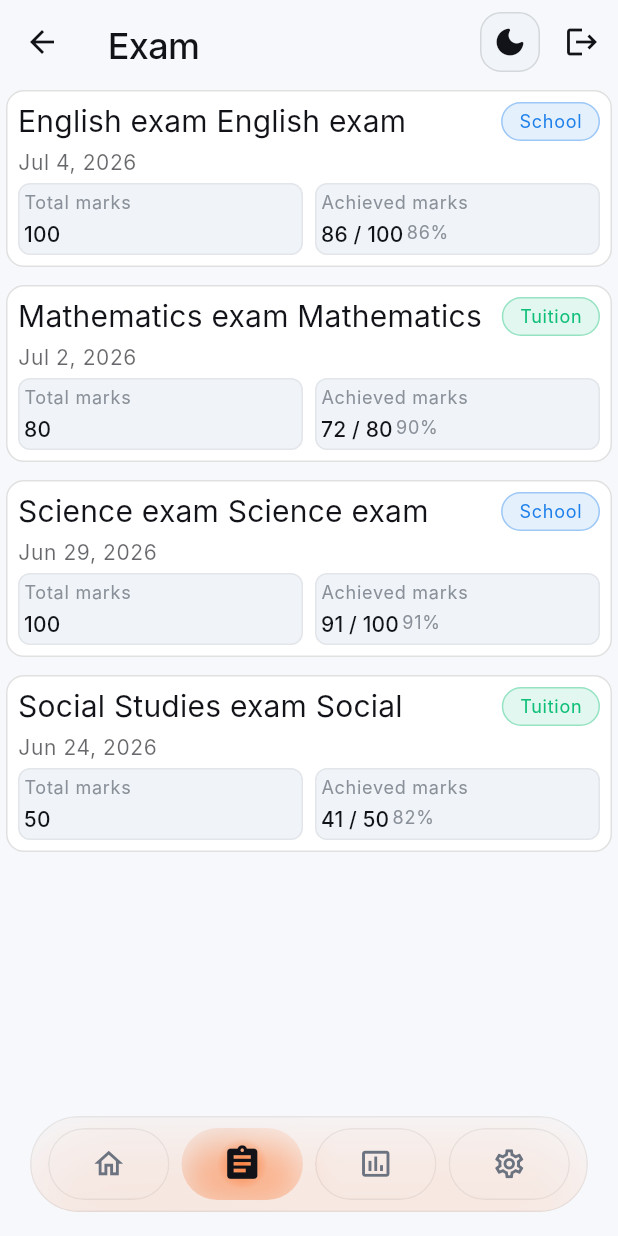
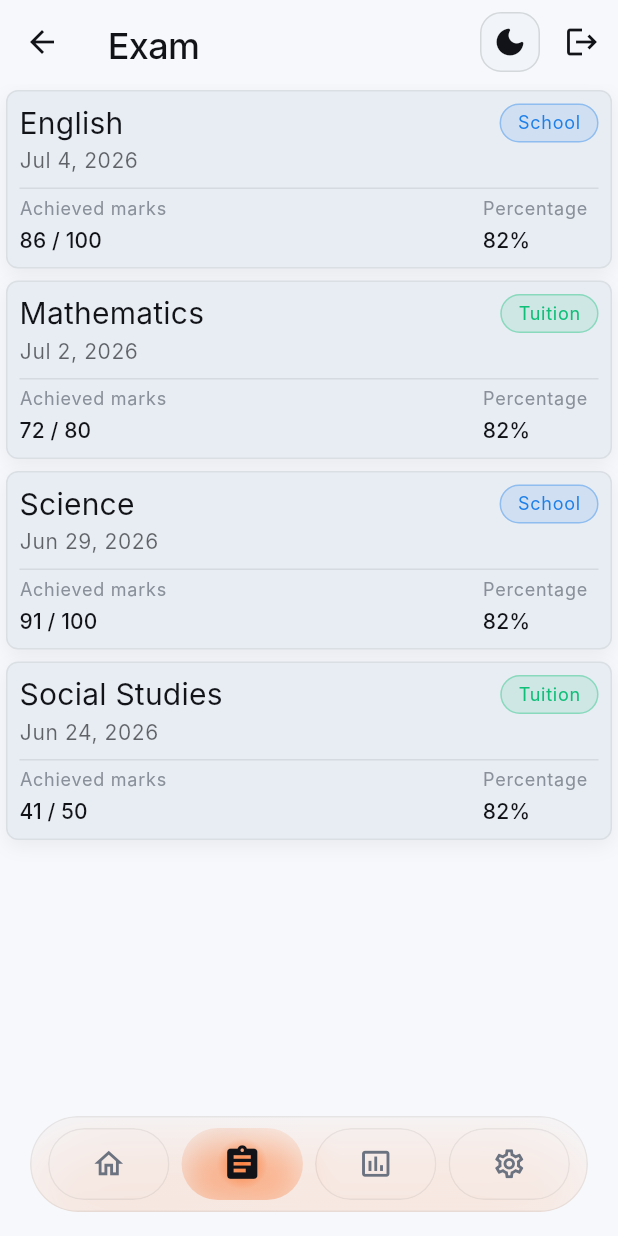
Before and after one commit to adminmyedudigital/me-mobile, a Flutter app: the HomeScreenContainer screen opened by its route, item 2 of the bottom bar chosen, on a phone screen of 412 x 824 dp. Run offline on Flutter 3.47's test engine with Material 3 defaults, Android fonts, the phone set to English and light mode, and no system bars; our stand-ins replace get; Roboto replaces fonts that are missing (ABC Favorit, Inter).

Commit message:
Updated UI

```diff
--- a/lib/screens/home/tabs/exams/exams_tab.dart
+++ b/lib/screens/home/tabs/exams/exams_tab.dart
@@ -1 +1,4 @@
+export 'package:me_mobile/screens/home/tabs/exams/exams_tab_card.dart';
+export 'package:me_mobile/screens/home/tabs/exams/exams_tab_metric.dart';
 export 'package:me_mobile/screens/home/tabs/exams/exams_tab_container.dart';
+export 'package:me_mobile/screens/home/tabs/exams/exams_tab_type_chip.dart';
--- /dev/null
+++ b/lib/screens/home/tabs/exams/exams_tab_card.dart
@@ -0,0 +1,91 @@
+import 'package:flutter/material.dart';
+
+import 'package:me_mobile/theme/theme.dart';
+import 'package:me_mobile/screens/screens.dart';
+import 'package:me_mobile/controllers/exams_controller.dart';
+
+class ExamsTabCard extends StatelessWidget {
+  const ExamsTabCard({super.key, required this.exam, required this.dateLabel});
+
+  final ExamItem exam;
+  final String dateLabel;
+
+  @override
+  Widget build(BuildContext context) {
+    final accentColor = switch (exam.type) {
+      ExamType.school => context.colors.accentBlue,
+      ExamType.tuition => context.colors.accentGreen,
+    };
+    final colors = context.colors;
+    final isLightTheme = Theme.of(context).brightness == Brightness.light;
+
+    return Container(
+      decoration: BoxDecoration(
+        color: isLightTheme ? colors.surfaceDeep : colors.surfaceDeep,
+        borderRadius: AppRadius.button,
+        border: Border.all(
+          color: isLightTheme ? colors.hairline : colors.hairlineStrong,
+        ),
+
+        boxShadow: [
+          if (isLightTheme)
+            BoxShadow(
+              color: colors.primary.withValues(alpha: 0.06),
+              blurRadius: 10,
+              offset: const Offset(0, 4),
+            ),
+        ],
+      ),
+      child: Padding(
+        padding: const EdgeInsets.all(AppSpacing.sm),
+        child: Column(
+          crossAxisAlignment: CrossAxisAlignment.start,
+          children: [
+            Row(
+              crossAxisAlignment: CrossAxisAlignment.start,
+              children: [
+                Expanded(
+                  child: Column(
+                    crossAxisAlignment: CrossAxisAlignment.start,
+                    children: [
+                      Text(
+                        exam.subjectName,
+                        maxLines: 1,
+                        style: Theme.of(context).textTheme.titleMedium
+                            ?.copyWith(color: context.colors.ink),
+                      ),
+                      const SizedBox(height: AppSpacing.xxs),
+                      Text(
+                        dateLabel,
+                        style: Theme.of(context).textTheme.bodySmall,
+                      ),
+                    ],
+                  ),
+                ),
+                ExamsTabTypeChip(label: exam.type.label, color: accentColor),
+              ],
+            ),
+            const SizedBox(height: AppSpacing.sm),
+            Divider(color: colors.stone),
+            const SizedBox(height: AppSpacing.xs),
+            Row(
+              mainAxisAlignment: MainAxisAlignment.spaceBetween,
+              children: [
+                Expanded(
+                  flex: 4,
+                  child: ExamsTabMetric(
+                    label: 'Achieved marks',
+                    value: '${exam.achievedMarks} / ${exam.totalMarks}',
+                  ),
+                ),
+                Expanded(
+                  child: ExamsTabMetric(label: 'Percentage', value: '82%'),
+                ),
+              ],
+            ),
+          ],
+        ),
+      ),
+    );
+  }
+}
--- a/lib/screens/home/tabs/exams/exams_tab_container.dart
+++ b/lib/screens/home/tabs/exams/exams_tab_container.dart
@@ -1,7 +1,10 @@
 import 'package:flutter/material.dart';
+
 import 'package:get/get.dart';
+
+import 'package:me_mobile/theme/theme.dart';
+import 'package:me_mobile/screens/screens.dart';
 import 'package:me_mobile/controllers/controllers.dart';
-import 'package:me_mobile/theme/theme.dart';
 
 class ExamsTabContainer extends StatelessWidget {
   const ExamsTabContainer({super.key});
@@ -20,163 +23,14 @@ class ExamsTabContainer extends StatelessWidget {
         ),
         children: [
           for (final exam in controller.sortedExams) ...[
-            _ExamCard(
+            ExamsTabCard(
               exam: exam,
               dateLabel: controller.formatDate(exam.examDate),
             ),
-            const SizedBox(height: AppSpacing.md),
+            const SizedBox(height: AppSpacing.sm),
           ],
         ],
       ),
     );
   }
 }
-
-class _ExamCard extends StatelessWidget {
-  const _ExamCard({required this.exam, required this.dateLabel});
-
-  final ExamItem exam;
-  final String dateLabel;
-
-  @override
-  Widget build(BuildContext context) {
-    final accentColor = switch (exam.type) {
-      ExamType.school => context.colors.accentBlue,
-      ExamType.tuition => context.colors.accentGreen,
-    };
-
-    return Card(
-      child: Padding(
-        padding: const EdgeInsets.all(AppSpacing.sm),
-        child: Column(
-          crossAxisAlignment: CrossAxisAlignment.start,
-          children: [
-            Row(
-              crossAxisAlignment: CrossAxisAlignment.start,
-              children: [
-                Expanded(
-                  child: Column(
-                    crossAxisAlignment: CrossAxisAlignment.start,
-                    children: [
-                      Text(
-                        '${exam.subjectName} exam ${exam.subjectName} exam ${exam.subjectName} exam ${exam.subjectName} exam ${exam.subjectName} exam ${exam.subjectName} exam ${exam.subjectName} exam ${exam.subjectName} exam',
-                        maxLines: 1,
-                        style: Theme.of(context).textTheme.titleMedium
-                            ?.copyWith(color: context.colors.ink),
-                      ),
-                      const SizedBox(height: AppSpacing.xs),
-                      Text(
-                        dateLabel,
-                        style: Theme.of(context).textTheme.bodySmall,
-                      ),
-                    ],
-                  ),
-                ),
-                _ExamTypeChip(label: exam.type.label, color: accentColor),
-              ],
-            ),
-            const SizedBox(height: AppSpacing.xs),
-            Row(
-              children: [
-                Expanded(
-                  child: _ExamMetric(
-                    label: 'Total marks',
-                    value: exam.totalMarks.toString(),
-                  ),
-                ),
-                const SizedBox(width: AppSpacing.sm),
-                Expanded(
-                  child: _ExamMetric(
-                    label: 'Achieved marks',
-                    value: '${exam.achievedMarks} / ${exam.totalMarks}',
-                    helper: '${exam.scorePercent}%',
-                  ),
-                ),
-              ],
-            ),
-          ],
-        ),
-      ),
-    );
-  }
-}
-
-class _ExamTypeChip extends StatelessWidget {
-  const _ExamTypeChip({required this.label, required this.color});
-
-  final String label;
-  final Color color;
-
-  @override
-  Widget build(BuildContext context) {
-    return DecoratedBox(
-      decoration: BoxDecoration(
-        color: color.withValues(alpha: 0.12),
-        border: Border.all(color: color.withValues(alpha: 0.36)),
-        borderRadius: AppRadius.pill,
-      ),
-      child: Padding(
-        padding: const EdgeInsets.symmetric(
-          horizontal: AppSpacing.md,
-          vertical: AppSpacing.xs,
-        ),
-        child: Text(
-          label,
-          style: Theme.of(context).textTheme.labelSmall?.copyWith(color: color),
-        ),
-      ),
-    );
-  }
-}
-
-class _ExamMetric extends StatelessWidget {
-  const _ExamMetric({required this.label, required this.value, this.helper});
-
-  final String label;
-  final String value;
-  final String? helper;
-
-  @override
-  Widget build(BuildContext context) {
-    return DecoratedBox(
-      decoration: BoxDecoration(
-        color: context.colors.surfaceElevated,
-        border: Border.all(color: context.colors.hairline),
-        borderRadius: AppRadius.input,
-      ),
-      child: Padding(
-        padding: const EdgeInsets.all(AppSpacing.xs),
-        child: Column(
-          crossAxisAlignment: CrossAxisAlignment.start,
-          children: [
-            Text(label, style: Theme.of(context).textTheme.labelSmall),
-            const SizedBox(height: AppSpacing.xxs),
-            Row(
-              crossAxisAlignment: CrossAxisAlignment.end,
-              children: [
-                Flexible(
-                  child: Text(
-                    value,
-                    style: Theme.of(
-                      context,
-                    ).textTheme.titleSmall?.copyWith(color: context.colors.ink),
-                  ),
-                ),
-                if (helper != null) ...[
-                  const SizedBox(width: AppSpacing.xxs),
-                  Padding(
-                    padding: const EdgeInsets.only(bottom: AppSpacing.xxs),
-                    child: Text(
-                      helper!,
-                      style: Theme.of(context).textTheme.labelSmall,
-                    ),
-                  ),
-                ],
-              ],
-            ),
-          ],
-        ),
-      ),
-    );
-  }
-}
--- /dev/null
+++ b/lib/screens/home/tabs/exams/exams_tab_metric.dart
@@ -0,0 +1,33 @@
+import 'package:flutter/material.dart';
+import 'package:me_mobile/theme/theme.dart';
+
+class ExamsTabMetric extends StatelessWidget {
+  const ExamsTabMetric({super.key, required this.label, required this.value});
+
+  final String label;
+  final String value;
+
+  @override
+  Widget build(BuildContext context) {
+    return Column(
+      crossAxisAlignment: CrossAxisAlignment.start,
+      children: [
+        Text(label, style: Theme.of(context).textTheme.labelSmall),
+        const SizedBox(height: AppSpacing.xxs),
+        Row(
+          crossAxisAlignment: CrossAxisAlignment.end,
+          children: [
+            Flexible(
+              child: Text(
+                value,
+                style: Theme.of(
+                  context,
+                ).textTheme.titleSmall?.copyWith(color: context.colors.ink),
+              ),
+            ),
+          ],
+        ),
+      ],
+    );
+  }
+}
--- /dev/null
+++ b/lib/screens/home/tabs/exams/exams_tab_type_chip.dart
@@ -0,0 +1,31 @@
+import 'package:flutter/material.dart';
+
+import 'package:me_mobile/theme/theme.dart';
+
+class ExamsTabTypeChip extends StatelessWidget {
+  const ExamsTabTypeChip({super.key, required this.label, required this.color});
+
+  final String label;
+  final Color color;
+
+  @override
+  Widget build(BuildContext context) {
+    return DecoratedBox(
+      decoration: BoxDecoration(
+        color: color.withValues(alpha: 0.12),
+        border: Border.all(color: color.withValues(alpha: 0.36)),
+        borderRadius: AppRadius.pill,
+      ),
+      child: Padding(
+        padding: const EdgeInsets.symmetric(
+          horizontal: AppSpacing.md,
+          vertical: AppSpacing.xs,
+        ),
+        child: Text(
+          label,
+          style: Theme.of(context).textTheme.labelSmall?.copyWith(color: color),
+        ),
+      ),
+    );
+  }
+}
```
